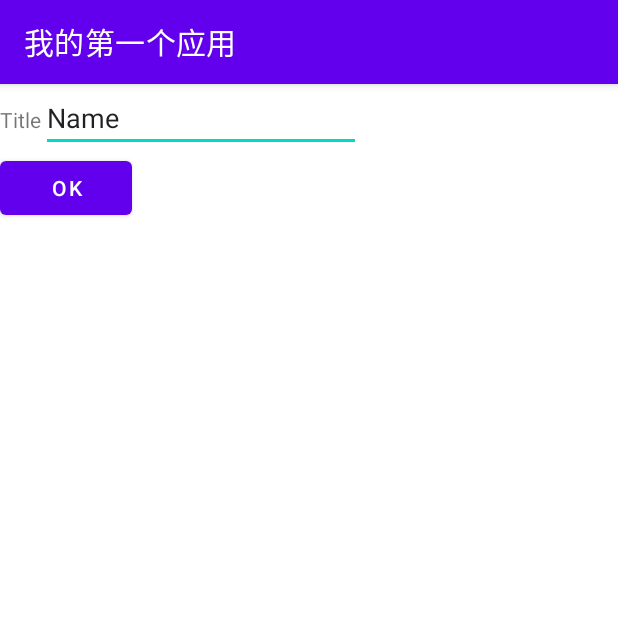
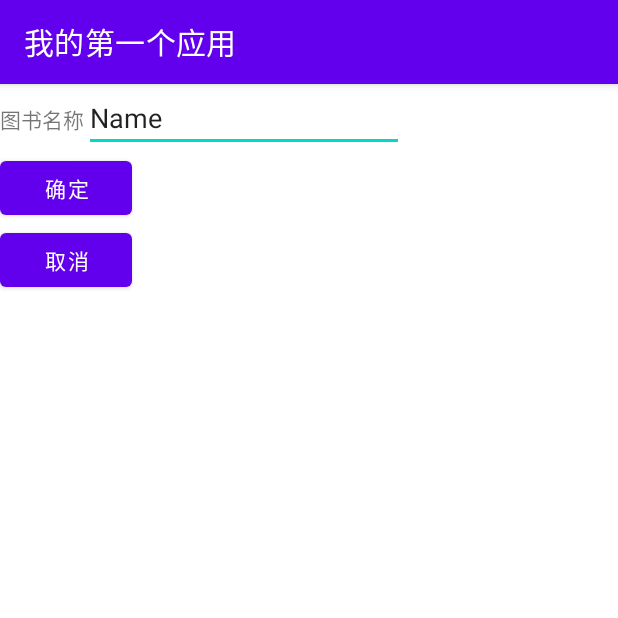
Before and after one commit to bubble486/MyFirstApplication, an Android app: the EditBookActivity screen opened directly, with no data from a screen before it, on a phone screen of 412 x 824 dp, the top half of it. Run offline under Robolectric (Android 15) with nearby library versions, the phone set to English and light mode, and no system bars.

Commit message:
修改了几个资源的名称，没有新的功能

```diff
--- a/app/src/main/AndroidManifest.xml
+++ b/app/src/main/AndroidManifest.xml
@@ -14,7 +14,7 @@
         android:theme="@style/Theme.MyFirstApplication"
         tools:targetApi="31">
         <activity
-            android:name=".InputBookItemActivity"
+            android:name=".EditBookActivity"
             android:exported="false" />
         <activity
             android:name=".BookListMainActivity"
--- a/app/src/main/java/com/jnu/student/InputBookItemActivity.java
+++ b/app/src/main/java/com/jnu/student/EditBookActivity.java
@@ -7,31 +7,44 @@ import android.os.Bundle;
 import android.view.View;
 import android.widget.Button;
 import android.widget.EditText;
-import android.widget.TextView;
 
-public class InputBookItemActivity extends AppCompatActivity {
-
+public class EditBookActivity extends AppCompatActivity {
 
     public static final int RESULT_CODE_SUCCESS = 666;
+    private int position;
 
     @Override
     protected void onCreate(Bundle savedInstanceState) {
         super.onCreate(savedInstanceState);
-        setContentView(R.layout.activity_input);
+        setContentView(R.layout.activity_edit);
+
+        position = this.getIntent().getIntExtra("position",0);
+        String title = this.getIntent().getStringExtra("title");
 
         EditText editTextTitle = findViewById(R.id.edit_text_book_item_title);
-        TextView textView = findViewById(R.id.text_view_title);
+
+        if(null!=title){
+            editTextTitle.setText(title);
+        }
 
         Button buttonOk = findViewById(R.id.button_ok);
+        Button buttonCancel = findViewById(R.id.button_cancel);
+        buttonCancel.setOnClickListener(new View.OnClickListener() {
+            @Override
+            public void onClick(View view) {
+                EditBookActivity.this.finish();
+            }
+        });
         buttonOk.setOnClickListener(new View.OnClickListener() {
             @Override
             public void onClick(View view) {
                 Intent intent = new Intent();
                 Bundle bundle = new Bundle();
-                bundle.putString("Title",editTextTitle.getText().toString());
+                bundle.putString("title",editTextTitle.getText().toString());
+                bundle.putInt("position",position);
                 intent.putExtras(bundle);
                 setResult(RESULT_CODE_SUCCESS,intent);
-                InputBookItemActivity.this.finish();
+                EditBookActivity.this.finish();
             }
         });
     }
--- a/app/src/main/res/layout/activity_input.xml
+++ b/app/src/main/res/layout/activity_edit.xml
@@ -20,7 +20,7 @@
                 android:id="@+id/text_view_title"
                 android:layout_width="wrap_content"
                 android:layout_height="wrap_content"
-                android:text="Title"
+                android:text="图书名称"
                 tools:layout_editor_absoluteX="83dp"
                 tools:layout_editor_absoluteY="181dp" />
 
@@ -40,7 +40,13 @@
             android:id="@+id/button_ok"
             android:layout_width="wrap_content"
             android:layout_height="wrap_content"
-            android:text="@string/ok"></Button>
+            android:text="@string/ok" />
+
+        <Button
+            android:id="@+id/button_cancel"
+            android:layout_width="wrap_content"
+            android:layout_height="wrap_content"
+            android:text="@string/cancel"/>
 
     </LinearLayout>
 
--- a/app/src/main/res/values/strings.xml
+++ b/app/src/main/res/values/strings.xml
@@ -8,6 +8,7 @@
     <string name="sure_to_delete">Are you sure to delete this item?</string>
     <string name="no">No</string>
     <string name="yes">Yes</string>
-    <string name="ok">OK</string>
+    <string name="ok">确定</string>
     <string name="name">Name</string>
+    <string name="cancel">取消</string>
 </resources>
```
Also changed, not shown: app/src/main/java/com/jnu/student/BookListMainActivity.java (+31 -19 lines).
